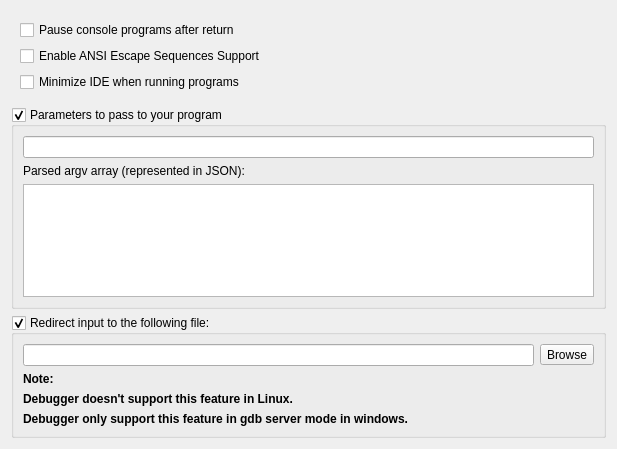
The window that RedPandaIDE/settingsdialog/executorgeneralwidget.ui (royqh1979/RedPanda-CPP) describes before a commit, drawn with Qt 5.
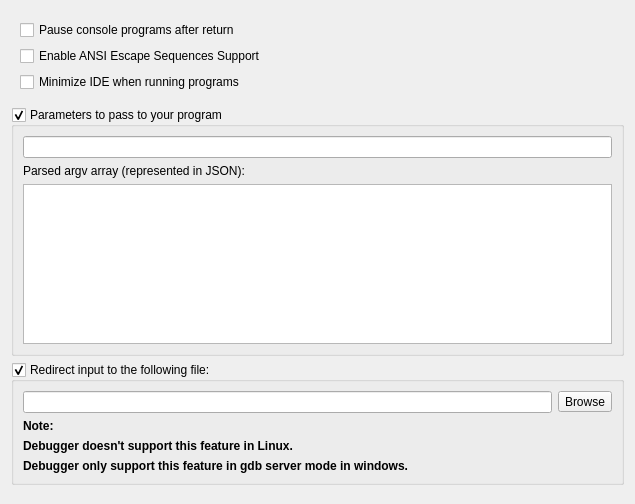
The same window after the commit.

Patch:
```diff
--- a/RedPandaIDE/settingsdialog/executorgeneralwidget.ui
+++ b/RedPandaIDE/settingsdialog/executorgeneralwidget.ui
@@ -6,8 +6,8 @@
    <rect>
     <x>0</x>
     <y>0</y>
-    <width>617</width>
-    <height>449</height>
+    <width>635</width>
+    <height>504</height>
    </rect>
   </property>
   <property name="windowTitle">
```
Left out of the diff: 11 changed lines with no effect on the pictures.
